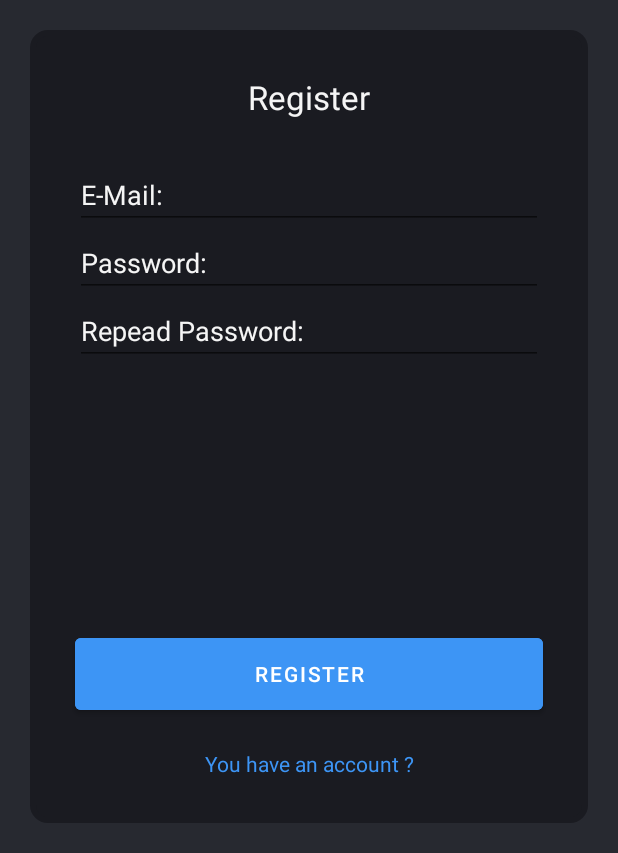
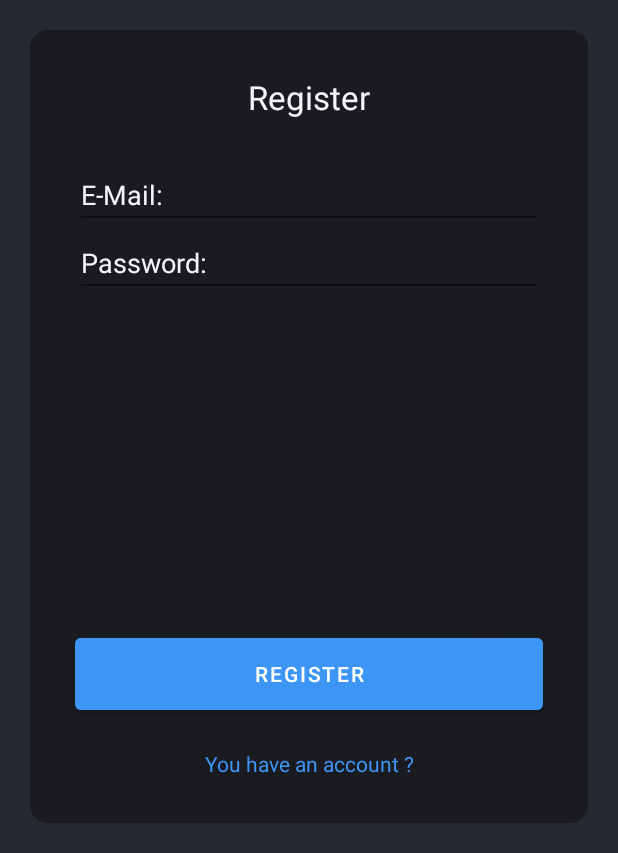
Before and after one commit to phillip12397/Tim, an Android app: the screen it shows after launch (MainActivity), after a tap on "You do not have an account ?", on a phone screen of 412 x 824 dp, the part 383-1236 px from its top. Run offline under Robolectric (Android 15) with nearby library versions, the light colour scheme and no system bars; our stand-ins replace Firebase (no records; nobody signed in at launch, a user with empty details on screens opened directly), navigation-ui.

Commit message:
FK-58 add logic for login and register with firebase backend project

```diff
--- a/app/src/main/java/com/developfuture/fortknox/ui/login/LoginFragment.java
+++ b/app/src/main/java/com/developfuture/fortknox/ui/login/LoginFragment.java
@@ -9,6 +9,9 @@ import androidx.lifecycle.Observer;
 import androidx.lifecycle.ViewModelProvider;
 import androidx.navigation.Navigation;
 
+import android.util.Log;
+import android.widget.Toast;
+
 import android.view.LayoutInflater;
 import android.view.View;
 import android.view.ViewGroup;
@@ -16,6 +19,13 @@ import android.widget.Button;
 import android.widget.TextView;
 
 import com.developfuture.fortknox.R;
+import com.google.android.gms.tasks.OnCompleteListener;
+import com.google.android.gms.tasks.Task;
+import com.google.firebase.auth.AuthResult;
+import com.google.firebase.auth.FirebaseAuth;
+import com.google.firebase.auth.FirebaseUser;
+
+import static android.content.ContentValues.TAG;
 
 /**
  * A simple {@link Fragment} subclass.
@@ -23,7 +33,9 @@ import com.developfuture.fortknox.R;
  */
 public class LoginFragment extends Fragment {
 
+    private View root = null;
     private LoginViewModel loginViewModel;
+    private FirebaseAuth mAuth;
 
     @Override
     public void onCreate(Bundle savedInstanceState) {
@@ -33,11 +45,14 @@ public class LoginFragment extends Fragment {
     @Override
     public View onCreateView(@NonNull LayoutInflater inflater, ViewGroup container, Bundle savedInstanceState) {
 
+        // Initialize Firebase Auth
+        mAuth = FirebaseAuth.getInstance();
+
         loginViewModel = new ViewModelProvider(this).get(LoginViewModel.class);
+        root = inflater.inflate(R.layout.fragment_login, container, false);
 
-        View root = inflater.inflate(R.layout.fragment_login, container, false);
-
-        final TextView emailEntry = root.findViewById(R.id.editTextTextEmailAddress);
+        final TextView emailEntry = root.findViewById(R.id.editTextEmailAddress);
+        final TextView passwordEntry = root.findViewById(R.id.editTextPassword);
         final Button loginButton = root.findViewById(R.id.register_button);
         final TextView tertyaryRegisterButton = root.findViewById(R.id.tertiaryLoginButton);
 
@@ -51,7 +66,10 @@ public class LoginFragment extends Fragment {
         loginButton.setOnClickListener(new View.OnClickListener() {
             @Override
             public void onClick(View view) {
-                Navigation.findNavController(root).navigate(R.id.navigateLoginToHome);
+                String mail = emailEntry.getText().toString();
+                String password = passwordEntry.getText().toString();
+
+                signIn(mail, password);
             }
         });
 
@@ -64,4 +82,57 @@ public class LoginFragment extends Fragment {
 
         return root;
     }
+
+    private void signIn(String email, String password) {
+        // [START sign_in_with_email]
+        mAuth.signInWithEmailAndPassword(email, password)
+                .addOnCompleteListener(getActivity(), new OnCompleteListener<AuthResult>() {
+                    @Override
+                    public void onComplete(@NonNull Task<AuthResult> task) {
+                        if (task.isSuccessful()) {
+                            // Sign in success, update UI with the signed-in user's information
+                            Log.d(TAG, "signInWithEmail:success");
+                            FirebaseUser user = mAuth.getCurrentUser();
+                            updateUI(user);
+                            Navigation.findNavController(root).navigate(R.id.navigateLoginToHome);
+                        } else {
+                            // If sign in fails, display a message to the user.
+                            Log.w(TAG, "signInWithEmail:failure", task.getException());
+                            Toast.makeText(getActivity(), "Authentication failed.",
+                                    Toast.LENGTH_SHORT).show();
+                            updateUI(null);
+                        }
+                    }
+                });
+        // [END sign_in_with_email]
+    }
+
+    private void sendEmailVerification() {
+        // Send verification email
+        // [START send_email_verification]
+        final FirebaseUser user = mAuth.getCurrentUser();
+        user.sendEmailVerification()
+                .addOnCompleteListener(getActivity(), new OnCompleteListener<Void>() {
+                    @Override
+                    public void onComplete(@NonNull Task<Void> task) {
+                        // Email sent
+                    }
+                });
+        // [END send_email_verification]
+    }
+    @Override
+    public void onStart() {
+        super.onStart();
+        // Check if user is signed in (non-null) and update UI accordingly.
+        FirebaseUser currentUser = mAuth.getCurrentUser();
+        if(currentUser != null){
+            reload();
+        }
+    }
+
+    private void reload() { }
+
+    private void updateUI(FirebaseUser user) {
+
+    }
 }
--- a/app/src/main/java/com/developfuture/fortknox/ui/register/RegisterFragment.java
+++ b/app/src/main/java/com/developfuture/fortknox/ui/register/RegisterFragment.java
@@ -9,14 +9,22 @@ import androidx.lifecycle.Observer;
 import androidx.lifecycle.ViewModelProvider;
 import androidx.navigation.Navigation;
 
+import android.util.Log;
 import android.view.LayoutInflater;
 import android.view.View;
 import android.view.ViewGroup;
 import android.widget.Button;
 import android.widget.TextView;
+import android.widget.Toast;
 
 import com.developfuture.fortknox.R;
-import com.developfuture.fortknox.ui.login.LoginViewModel;
+import com.google.android.gms.tasks.OnCompleteListener;
+import com.google.android.gms.tasks.Task;
+import com.google.firebase.auth.AuthResult;
+import com.google.firebase.auth.FirebaseAuth;
+import com.google.firebase.auth.FirebaseUser;
+
+import static android.content.ContentValues.TAG;
 
 /**
  * A simple {@link Fragment} subclass.
@@ -24,7 +32,9 @@ import com.developfuture.fortknox.ui.login.LoginViewModel;
  */
 public class RegisterFragment extends Fragment {
 
+    private View root = null;
     private RegisterViewModel loginViewModel;
+    private FirebaseAuth mAuth;
 
     @Override
     public void onCreate(Bundle savedInstanceState) {
@@ -35,11 +45,13 @@ public class RegisterFragment extends Fragment {
     public View onCreateView(@NonNull LayoutInflater inflater, ViewGroup container, Bundle savedInstanceState) {
 
         loginViewModel = new ViewModelProvider(this).get(RegisterViewModel.class);
+        // Initialize Firebase Auth
+        mAuth = FirebaseAuth.getInstance();
+        root = inflater.inflate(R.layout.fragment_register, container, false);
 
-        View root = inflater.inflate(R.layout.fragment_register, container, false);
-
-        final TextView emailEntry = root.findViewById(R.id.editTextTextEmailAddress);
-        final Button loginButton = root.findViewById(R.id.register_button);
+        final TextView emailEntry = root.findViewById(R.id.editTextEmailAddress);
+        final TextView passwordEntry = root.findViewById(R.id.editTextPassword);
+        final Button registerButton = root.findViewById(R.id.register_button);
         final TextView tertyaryLoginButton = root.findViewById(R.id.tertiaryLoginButton);
 
         loginViewModel.getText().observe(getViewLifecycleOwner(), new Observer<String>() {
@@ -50,11 +62,14 @@ public class RegisterFragment extends Fragment {
             }
         });
 
-        loginButton.setOnClickListener(new View.OnClickListener() {
+        registerButton.setOnClickListener(new View.OnClickListener() {
             @Override
             public void onClick(View view) {
 
-                Navigation.findNavController(root).navigate(R.id.navigationRegisterToHome);
+                String email = emailEntry.getText().toString();
+                String password = passwordEntry.getText().toString();
+
+                createAccount(email, password);
             }
         });
 
@@ -67,4 +82,48 @@ public class RegisterFragment extends Fragment {
 
         return root;
     }
+
+    private void createAccount(String email, String password) {
+        // [START create_user_with_email]
+        mAuth.createUserWithEmailAndPassword(email, password)
+                .addOnCompleteListener(getActivity(), new OnCompleteListener<AuthResult>() {
+                    @Override
+                    public void onComplete(@NonNull Task<AuthResult> task) {
+                        if (task.isSuccessful()) {
+                            // Sign in success, update UI with the signed-in user's information
+                            Log.d(TAG, "createUserWithEmail:success");
+                            FirebaseUser user = mAuth.getCurrentUser();
+                            updateUI(user);
+                            Navigation.findNavController(root).navigate(R.id.navigationRegisterToHome);
+                        } else {
+                            // If sign in fails, display a message to the user.
+                            Log.w(TAG, "createUserWithEmail:failure", task.getException());
+                            Toast.makeText(getActivity(), "Authentication failed.",
+                                    Toast.LENGTH_SHORT).show();
+                            updateUI(null);
+                        }
+                    }
+                });
+        // [END create_user_with_email]
+    }
+
+    private void sendEmailVerification() {
+        // Send verification email
+        // [START send_email_verification]
+        final FirebaseUser user = mAuth.getCurrentUser();
+        user.sendEmailVerification()
+                .addOnCompleteListener(getActivity(), new OnCompleteListener<Void>() {
+                    @Override
+                    public void onComplete(@NonNull Task<Void> task) {
+                        // Email sent
+                    }
+                });
+        // [END send_email_verification]
+    }
+
+    private void reload() { }
+
+    private void updateUI(FirebaseUser user) {
+
+    }
 }
--- a/app/src/main/res/layout/fragment_login.xml
+++ b/app/src/main/res/layout/fragment_login.xml
@@ -59,13 +59,13 @@
                 android:textAlignment="center"
                 android:textColor="@color/text_color_dark_mode"
                 android:textSize="22dp"
-                app:layout_constraintBottom_toTopOf="@+id/editTextTextEmailAddress"
+                app:layout_constraintBottom_toTopOf="@+id/editTextEmailAddress"
                 app:layout_constraintEnd_toEndOf="parent"
                 app:layout_constraintStart_toStartOf="parent"
                 app:layout_constraintTop_toTopOf="parent" />
 
             <EditText
-                android:id="@+id/editTextTextEmailAddress"
+                android:id="@+id/editTextEmailAddress"
                 android:layout_width="match_parent"
                 android:layout_height="wrap_content"
                 android:layout_marginStart="10dp"
@@ -94,7 +94,7 @@
                 android:textColorHint="@color/text_color_dark_mode"
                 app:layout_constraintEnd_toEndOf="parent"
                 app:layout_constraintStart_toStartOf="parent"
-                app:layout_constraintTop_toBottomOf="@+id/editTextTextEmailAddress" />
+                app:layout_constraintTop_toBottomOf="@+id/editTextEmailAddress" />
 
             <Button
                 android:backgroundTint="@color/text_button_blue"
--- a/app/src/main/res/layout/fragment_register.xml
+++ b/app/src/main/res/layout/fragment_register.xml
@@ -59,13 +59,13 @@
                 android:textAlignment="center"
                 android:textColor="@color/text_color_dark_mode"
                 android:textSize="22dp"
-                app:layout_constraintBottom_toTopOf="@+id/editTextTextEmailAddress"
+                app:layout_constraintBottom_toTopOf="@+id/editTextEmailAddress"
                 app:layout_constraintEnd_toEndOf="parent"
                 app:layout_constraintStart_toStartOf="parent"
                 app:layout_constraintTop_toTopOf="parent" />
 
             <EditText
-                android:id="@+id/editTextTextEmailAddress"
+                android:id="@+id/editTextEmailAddress"
                 android:layout_width="match_parent"
                 android:layout_height="wrap_content"
                 android:layout_marginStart="10dp"
@@ -92,25 +92,24 @@
                 android:inputType="textPassword"
                 android:textColor="@color/text_color_dark_mode"
                 android:textColorHint="@color/text_color_dark_mode"
-                app:layout_constraintBottom_toTopOf="@+id/editTextPasswordRepeat"
                 app:layout_constraintEnd_toEndOf="parent"
                 app:layout_constraintStart_toStartOf="parent"
-                app:layout_constraintTop_toBottomOf="@+id/editTextTextEmailAddress" />
+                app:layout_constraintTop_toBottomOf="@+id/editTextEmailAddress" />
 
-            <EditText
-                android:id="@+id/editTextPasswordRepeat"
-                android:layout_width="match_parent"
-                android:layout_height="wrap_content"
-                android:layout_marginStart="10dp"
-                android:layout_marginEnd="10dp"
-                android:ems="10"
-                android:hint="@string/repeadPasswordHint"
-                android:inputType="textPassword"
-                android:textColor="@color/text_color_dark_mode"
-                android:textColorHint="@color/text_color_dark_mode"
-                app:layout_constraintEnd_toEndOf="parent"
-                app:layout_constraintStart_toStartOf="parent"
-                app:layout_constraintTop_toBottomOf="@+id/editTextPassword" />
+<!--            <EditText-->
+<!--                android:id="@+id/editTextPasswordRepeat"-->
+<!--                android:layout_width="match_parent"-->
+<!--                android:layout_height="wrap_content"-->
+<!--                android:layout_marginStart="10dp"-->
+<!--                android:layout_marginEnd="10dp"-->
+<!--                android:ems="10"-->
+<!--                android:hint="@string/repeadPasswordHint"-->
+<!--                android:inputType="textPassword"-->
+<!--                android:textColor="@color/text_color_dark_mode"-->
+<!--                android:textColorHint="@color/text_color_dark_mode"-->
+<!--                app:layout_constraintEnd_toEndOf="parent"-->
+<!--                app:layout_constraintStart_toStartOf="parent"-->
+<!--                app:layout_constraintTop_toBottomOf="@+id/editTextPassword" />-->
 
             <Button
                 android:id="@+id/register_button"
--- a/build.gradle
+++ b/build.gradle
@@ -6,6 +6,7 @@ buildscript {
     }
     dependencies {
         classpath 'com.android.tools.build:gradle:4.2.1'
+        classpath 'com.google.gms:google-services:4.3.8'  // Google Services plugin
 
         // NOTE: Do not place your application dependencies here; they belong
         // in the individual module build.gradle files
```
Also changed, not shown: app/build.gradle (+11 -0 lines), 1 other file.
